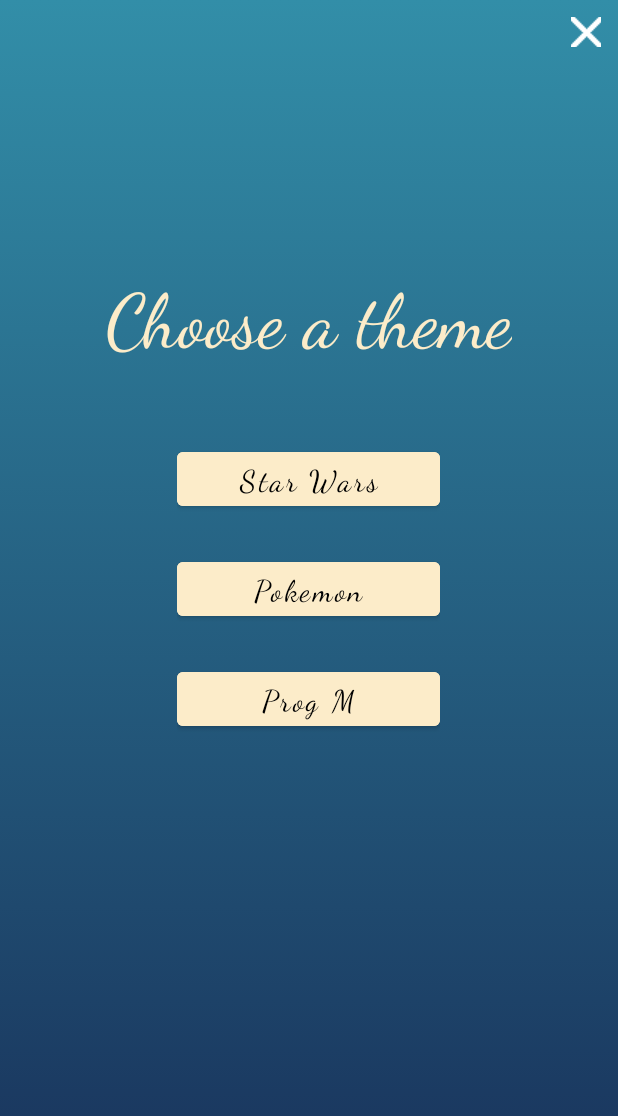
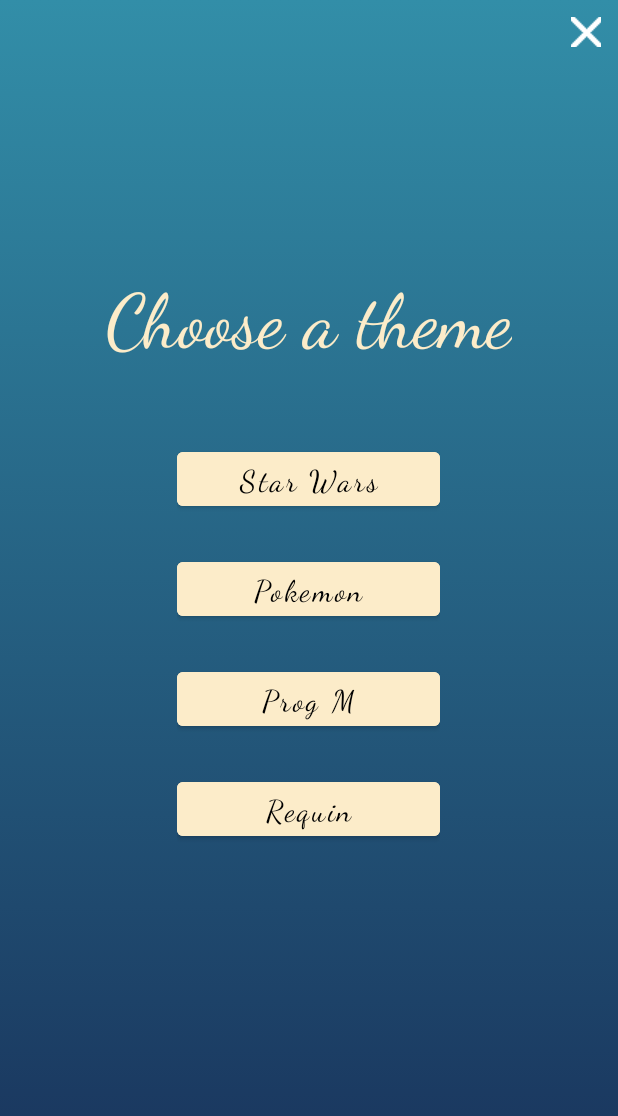
Before and after one commit to Golden-Sharks/UntitledSharkGames, an Android app: the QuizTrainingTheme screen opened directly, with no data from a screen before it, on a phone screen of 412 x 824 dp. Shown: the top 1116 px of the screen. Run offline under Robolectric (Android 15) with nearby library versions, the phone set to English and light mode, and no system bars.

```diff
--- a/app/src/main/java/esir/progm/untitledsharkgames/menus/QuizTrainingTheme.java
+++ b/app/src/main/java/esir/progm/untitledsharkgames/menus/QuizTrainingTheme.java
@@ -81,6 +81,14 @@ public class QuizTrainingTheme extends AppCompatActivity {
                 launchWithTheme("progm");
             }
         });
+
+        Button requin = findViewById(R.id.requin);
+        requin.setOnClickListener(new View.OnClickListener() {
+            @Override
+            public void onClick(View v) {
+                launchWithTheme("requin");
+            }
+        });
     }
 
     @Override
--- a/app/src/main/java/esir/progm/untitledsharkgames/menus/SinglePlayerMenu.java
+++ b/app/src/main/java/esir/progm/untitledsharkgames/menus/SinglePlayerMenu.java
@@ -134,7 +134,7 @@ public class SinglePlayerMenu extends AppCompatActivity {
             games = createGameList();
             if(games.get(0) == QuizActivity.class) {
                 Intent intent = new Intent(SinglePlayerMenu.this, games.get(0));
-                String[] themes = {"starwars", "pokemon", "progm"};
+                String[] themes = {"starwars", "pokemon", "progm", "requin"};
                 int index = new Random().nextInt(themes.length);
                 intent.putExtra("theme", themes[index]);
                 activityResultLauncher.launch(intent);
--- a/app/src/main/java/esir/progm/untitledsharkgames/multiplayer/Multijoueur.java
+++ b/app/src/main/java/esir/progm/untitledsharkgames/multiplayer/Multijoueur.java
@@ -87,7 +87,7 @@ public abstract class Multijoueur extends AppCompatActivity {
     protected void launchGames(int nb) {
         if (nb==2) {
             Intent intent = new Intent(Multijoueur.this, games.get(nb));
-            String[] themes = {"starwars","pokemon","progm"};
+            String[] themes = {"starwars","pokemon","progm", "requin"};
             intent.putExtra("theme", themes[tirageAuSort[2]]);
             activityResultLauncher.launch(intent);
         } else {
--- a/app/src/main/res/layout/activity_quiz_training_theme.xml
+++ b/app/src/main/res/layout/activity_quiz_training_theme.xml
@@ -71,6 +71,17 @@
                 android:textAllCaps="false"
                 android:textSize="20dp"
                 android:textColor="@color/black"
+                android:layout_marginBottom="25dp"
+                android:backgroundTint="@color/persoWhite"
+                android:fontFamily="@font/dancing_script_regular"/>
+            <Button
+                android:id="@+id/requin"
+                android:layout_width="match_parent"
+                android:layout_height="wrap_content"
+                android:text="Requin"
+                android:textAllCaps="false"
+                android:textSize="20dp"
+                android:textColor="@color/black"
                 android:backgroundTint="@color/persoWhite"
                 android:fontFamily="@font/dancing_script_regular"/>
         </LinearLayout>
```
Also changed, not shown: app/src/main/java/esir/progm/untitledsharkgames/jeux/quiz/QuizQuestion.java (+7 -2 lines), app/src/main/res/raw/quiz_requin.txt (added, +8 -0 lines).
